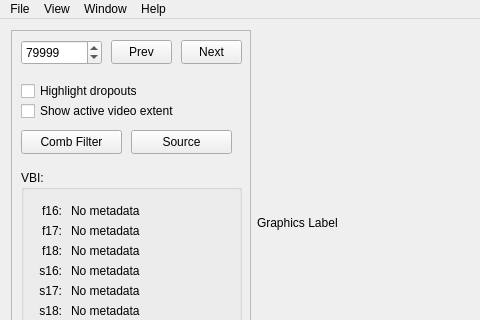
First picture: the form in tools/ld-analyse/mainwindow.ui, repository happycube/ld-decode, before the edit; both pictures show x 0 to 480 and y 0 to 320 of the 900 by 470 pixel window.
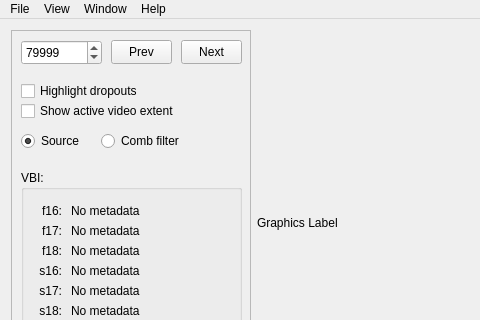
Second picture: the form after the edit. Icons and pictures are not drawn. Custom widgets are drawn as their Qt base class.

Patch:
```diff
--- a/tools/ld-analyse/mainwindow.ui
+++ b/tools/ld-analyse/mainwindow.ui
@@ -386,30 +386,33 @@
         </property>
        </widget>
       </widget>
-      <widget class="QPushButton" name="combFilterPushButton">
+      <widget class="QRadioButton" name="sourceRadioButton">
        <property name="geometry">
         <rect>
          <x>10</x>
          <y>100</y>
-         <width>101</width>
-         <height>24</height>
-        </rect>
-       </property>
-       <property name="text">
-        <string>Comb Filter</string>
-       </property>
-      </widget>
-      <widget class="QPushButton" name="sourcePushButton">
-       <property name="geometry">
-        <rect>
-         <x>120</x>
-         <y>100</y>
-         <width>101</width>
-         <height>24</height>
+         <width>81</width>
+         <height>22</height>
         </rect>
        </property>
        <property name="text">
         <string>Source</string>
+       </property>
+       <property name="checked">
+        <bool>true</bool>
+       </property>
+      </widget>
+      <widget class="QRadioButton" name="combFilterRadioButton">
+       <property name="geometry">
+        <rect>
+         <x>90</x>
+         <y>100</y>
+         <width>101</width>
+         <height>22</height>
+        </rect>
+       </property>
+       <property name="text">
+        <string>Comb filter</string>
        </property>
       </widget>
      </widget>
```
